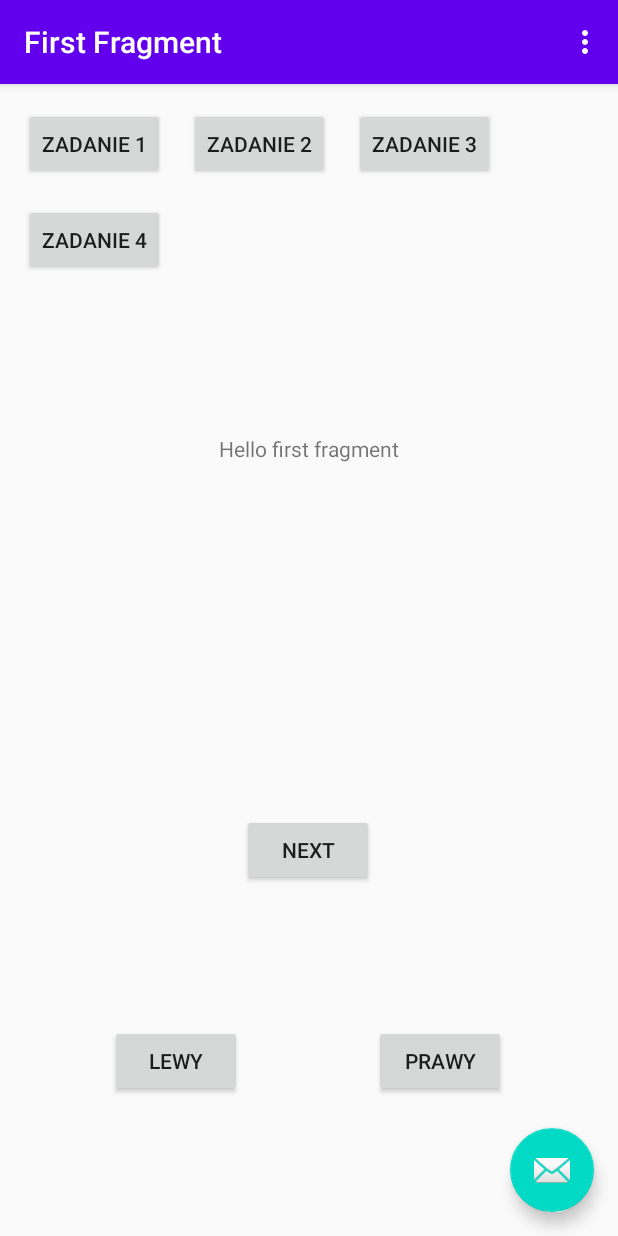
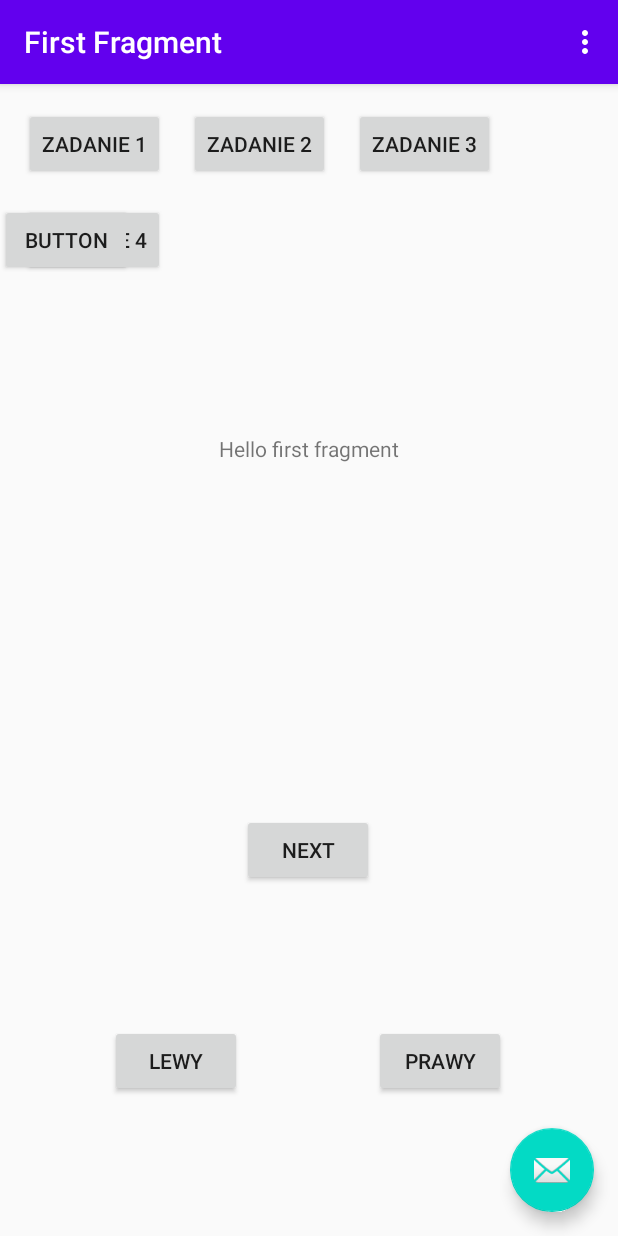
Before and after one commit to lukKotecki/ANDROID-collection, an Android app: the screen it shows after launch (MainActivity), on a phone screen of 412 x 824 dp. Run offline under Robolectric (Android 15) with nearby library versions, the phone set to English and light mode, and no system bars; our stand-ins replace navigation-ui.

Commit message:
dodany button 5 bez aktywnosci, commit z Kubuntu

```diff
--- a/Aplikacja_2022_09v2/app/src/main/res/layout/fragment_first.xml
+++ b/Aplikacja_2022_09v2/app/src/main/res/layout/fragment_first.xml
@@ -89,4 +89,12 @@
         android:text="Zadanie 4"
         app:layout_constraintStart_toStartOf="parent"
         app:layout_constraintTop_toBottomOf="@+id/taskOneButton" />
+
+    <Button
+        android:id="@+id/button"
+        android:layout_width="wrap_content"
+        android:layout_height="wrap_content"
+        android:text="Button"
+        app:layout_constraintBaseline_toBaselineOf="@+id/taskFourButton"
+        tools:layout_editor_absoluteX="130dp" />
 </android.support.constraint.ConstraintLayout>
```
